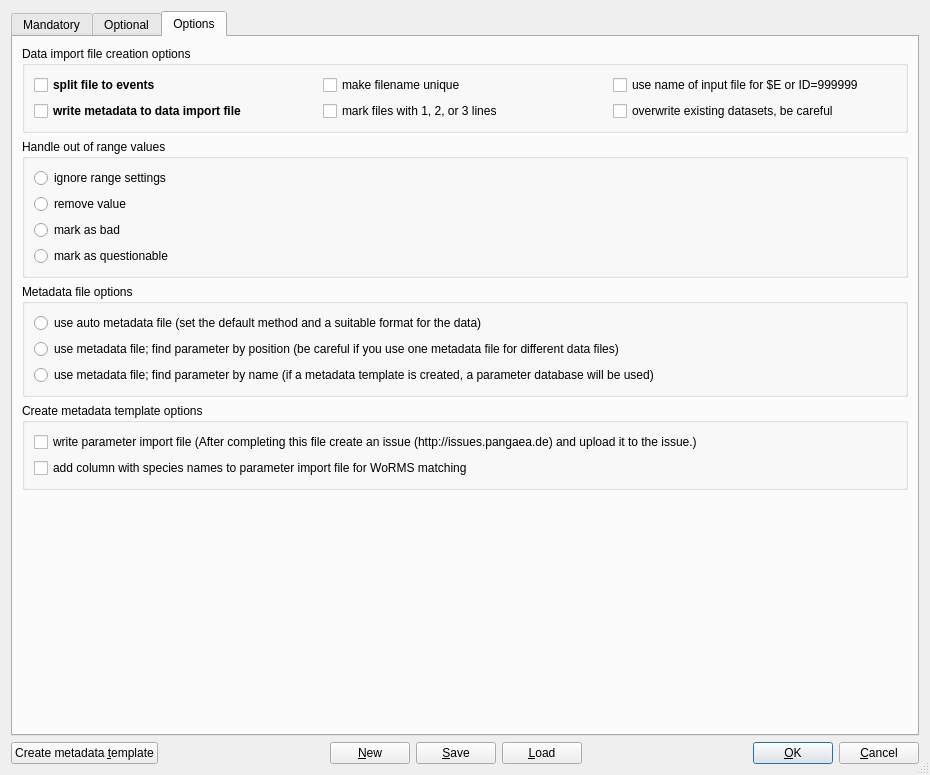
First picture: the form in trunk/Forms/Split2EventsDialog/split2eventsdialog.ui, repository pangaea-data-publisher/Split2Events, before the edit.
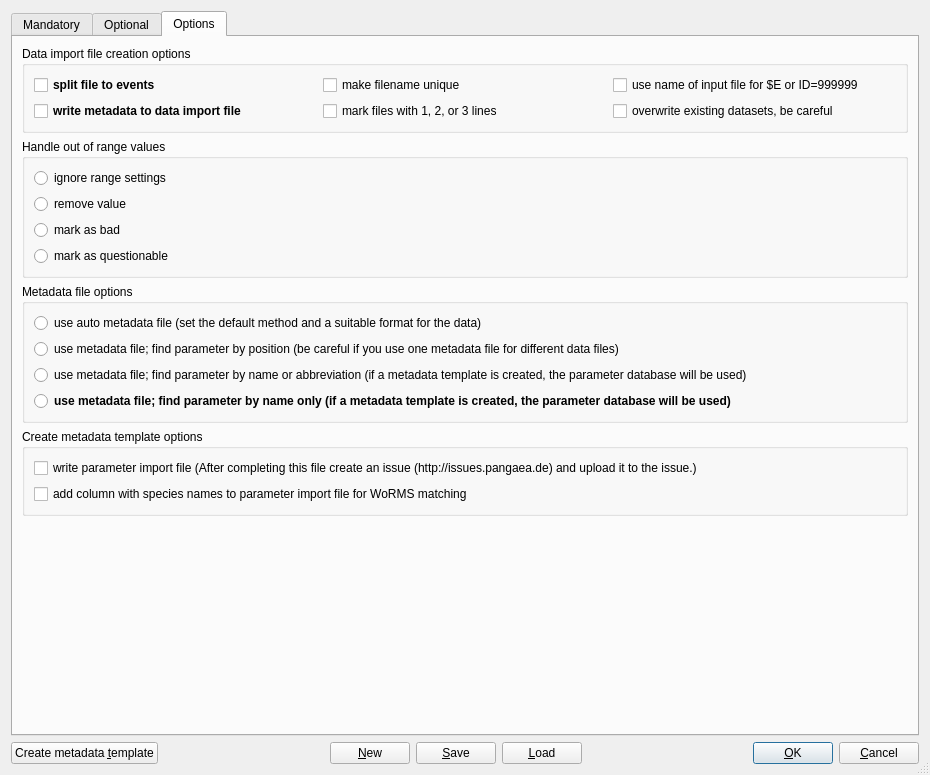
Second picture: the form after the edit. The open tabs and pages were chosen to show the change.

Commit message: Metadata Template Option Dialog - find by name only

What changed in the file:
```diff
--- a/trunk/Forms/Split2EventsDialog/split2eventsdialog.ui
+++ b/trunk/Forms/Split2EventsDialog/split2eventsdialog.ui
@@ -23,82 +23,7 @@
   <property name="sizeGripEnabled">
    <bool>true</bool>
   </property>
-  <layout class="QGridLayout" name="gridLayout_23">
-   <item row="1" column="0">
-    <layout class="QHBoxLayout">
-     <item>
-      <widget class="QPushButton" name="CreateMetadataTemplatePushButton">
-       <property name="text">
-        <string>Create metadata &amp;template</string>
-       </property>
-      </widget>
-     </item>
-     <item>
-      <spacer>
-       <property name="orientation">
-        <enum>Qt::Horizontal</enum>
-       </property>
-       <property name="sizeHint" stdset="0">
-        <size>
-         <width>40</width>
-         <height>20</height>
-        </size>
-       </property>
-      </spacer>
-     </item>
-     <item>
-      <widget class="QPushButton" name="NewProjectPushButton">
-       <property name="text">
-        <string>&amp;New</string>
-       </property>
-      </widget>
-     </item>
-     <item>
-      <widget class="QPushButton" name="SaveProjectPushButton">
-       <property name="text">
-        <string>&amp;Save</string>
-       </property>
-      </widget>
-     </item>
-     <item>
-      <widget class="QPushButton" name="LoadProjectPushButton">
-       <property name="text">
-        <string>&amp;Load</string>
-       </property>
-      </widget>
-     </item>
-     <item>
-      <spacer>
-       <property name="orientation">
-        <enum>Qt::Horizontal</enum>
-       </property>
-       <property name="sizeHint" stdset="0">
-        <size>
-         <width>40</width>
-         <height>20</height>
-        </size>
-       </property>
-      </spacer>
-     </item>
-     <item>
-      <widget class="QPushButton" name="OK_pushButton">
-       <property name="text">
-        <string>&amp;OK</string>
-       </property>
-       <property name="default">
-        <bool>true</bool>
-       </property>
-      </widget>
-     </item>
-     <item>
-      <widget class="QPushButton" name="Cancel_pushButton">
-       <property name="text">
-        <string>&amp;Cancel</string>
-       </property>
-      </widget>
-     </item>
-    </layout>
-   </item>
+  <layout class="QGridLayout" name="gridLayout_2">
    <item row="0" column="0">
     <widget class="QTabWidget" name="tabWidget">
      <property name="currentIndex">
@@ -539,8 +464,8 @@
              <string>&lt;!DOCTYPE HTML PUBLIC &quot;-//W3C//DTD HTML 4.0//EN&quot; &quot;http://www.w3.org/TR/REC-html40/strict.dtd&quot;&gt;
 &lt;html&gt;&lt;head&gt;&lt;meta name=&quot;qrichtext&quot; content=&quot;1&quot; /&gt;&lt;style type=&quot;text/css&quot;&gt;
 p, li { white-space: pre-wrap; }
-&lt;/style&gt;&lt;/head&gt;&lt;body style=&quot; font-family:'MS Shell Dlg 2'; font-size:8.25pt; font-weight:400; font-style:normal;&quot;&gt;
-&lt;p style=&quot;-qt-paragraph-type:empty; margin-top:0px; margin-bottom:0px; margin-left:0px; margin-right:0px; -qt-block-indent:0; text-indent:0px; font-family:'Lucida Grande'; font-size:13pt;&quot;&gt;&lt;br /&gt;&lt;/p&gt;&lt;/body&gt;&lt;/html&gt;</string>
+&lt;/style&gt;&lt;/head&gt;&lt;body style=&quot; font-family:'.SF NS Text'; font-size:13pt; font-weight:400; font-style:normal;&quot;&gt;
+&lt;p style=&quot;-qt-paragraph-type:empty; margin-top:0px; margin-bottom:0px; margin-left:0px; margin-right:0px; -qt-block-indent:0; text-indent:0px; font-family:'Lucida Grande';&quot;&gt;&lt;br /&gt;&lt;/p&gt;&lt;/body&gt;&lt;/html&gt;</string>
             </property>
            </widget>
           </item>
@@ -650,12 +575,12 @@
        <string>Options</string>
       </attribute>
       <layout class="QGridLayout" name="gridLayout_27">
-       <item row="0" column="0" colspan="2">
+       <item row="0" column="0">
         <widget class="QGroupBox" name="groupBox_15">
          <property name="title">
           <string>Data import file creation options</string>
          </property>
-         <layout class="QGridLayout" name="gridLayout_1">
+         <layout class="QGridLayout" name="gridLayout_28">
           <item row="0" column="0">
            <widget class="QCheckBox" name="splitFileCheckBox">
             <property name="font">
@@ -713,73 +638,7 @@
          </layout>
         </widget>
        </item>
-       <item row="4" column="0">
-        <spacer>
-         <property name="orientation">
-          <enum>Qt::Vertical</enum>
-         </property>
-         <property name="sizeHint" stdset="0">
-          <size>
-           <width>20</width>
-           <height>40</height>
-          </size>
-         </property>
-        </spacer>
-       </item>
-       <item row="2" column="0" colspan="2">
-        <widget class="QGroupBox" name="groupBox_16">
-         <property name="title">
-          <string>Metadata file options</string>
-         </property>
-         <layout class="QGridLayout" name="gridLayout_4">
-          <item row="0" column="0">
-           <widget class="QRadioButton" name="useAutoMetadataFileRadioButton">
-            <property name="text">
-             <string>use auto metadata file (set the default method and a suitable format for the data)</string>
-            </property>
-           </widget>
-          </item>
-          <item row="2" column="0">
-           <widget class="QRadioButton" name="findByNameRadioButton">
-            <property name="text">
-             <string>use metadata file; find parameter by name (if a metadata template is created, a parameter database will be used)</string>
-            </property>
-           </widget>
-          </item>
-          <item row="1" column="0">
-           <widget class="QRadioButton" name="findByPosisitionRadioButton">
-            <property name="text">
-             <string>use metadata file; find parameter by position (be careful if you use one metadata file for different data files)</string>
-            </property>
-           </widget>
-          </item>
-         </layout>
-        </widget>
-       </item>
-       <item row="3" column="0" colspan="2">
-        <widget class="QGroupBox" name="groupBox_17">
-         <property name="title">
-          <string>Create metadata template options</string>
-         </property>
-         <layout class="QGridLayout" name="gridLayout_2">
-          <item row="0" column="0">
-           <widget class="QCheckBox" name="writeParameterImportFileCheckBox">
-            <property name="text">
-             <string>write parameter import file (After completing this file create an issue (http://issues.pangaea.de) and upload it to the issue.)</string>
-            </property>
-           </widget>
-          </item>
-          <item row="1" column="0">
-           <widget class="QCheckBox" name="addSpeciesNamesCheckBox">
-            <property name="text">
-             <string>add column with species names to parameter import file for WoRMS matching</string>
-            </property>
-           </widget>
-          </item>
-         </layout>
-        </widget>
-       </item>
-       <item row="1" column="0" colspan="2">
+       <item row="1" column="0">
         <widget class="QGroupBox" name="groupBox_6">
          <property name="title">
           <string>Handle out of range values</string>
@@ -816,10 +675,164 @@
          </layout>
         </widget>
        </item>
+       <item row="2" column="0">
+        <widget class="QGroupBox" name="groupBox_16">
+         <property name="title">
+          <string>Metadata file options</string>
+         </property>
+         <layout class="QGridLayout" name="gridLayout_4">
+          <item row="1" column="0">
+           <widget class="QRadioButton" name="findByPositionRadioButton">
+            <property name="text">
+             <string>use metadata file; find parameter by position (be careful if you use one metadata file for different data files)</string>
+            </property>
+           </widget>
+          </item>
+          <item row="0" column="0">
+           <widget class="QRadioButton" name="useAutoMetadataFileRadioButton">
+            <property name="text">
+             <string>use auto metadata file (set the default method and a suitable format for the data)</string>
+            </property>
+           </widget>
+          </item>
+          <item row="3" column="0">
+           <widget class="QRadioButton" name="findByNameOnlyRadioButton">
+            <property name="font">
+             <font>
+              <weight>75</weight>
+              <bold>true</bold>
+             </font>
+            </property>
+            <property name="text">
+             <string>use metadata file; find parameter by name only (if a metadata template is created, the parameter database will be used)</string>
+            </property>
+           </widget>
+          </item>
+          <item row="2" column="0">
+           <widget class="QRadioButton" name="findByNameOrAbbreviationRadioButton">
+            <property name="text">
+             <string>use metadata file; find parameter by name or abbreviation (if a metadata template is created, the parameter database will be used)</string>
+            </property>
+           </widget>
+          </item>
+         </layout>
+        </widget>
+       </item>
+       <item row="3" column="0">
+        <widget class="QGroupBox" name="groupBox_17">
+         <property name="title">
+          <string>Create metadata template options</string>
+         </property>
+         <layout class="QGridLayout" name="gridLayout_23">
+          <item row="1" column="0">
+           <widget class="QCheckBox" name="addSpeciesNamesCheckBox">
+            <property name="text">
+             <string>add column with species names to parameter import file for WoRMS matching</string>
+            </property>
+           </widget>
+          </item>
+          <item row="0" column="0">
+           <widget class="QCheckBox" name="writeParameterImportFileCheckBox">
+            <property name="text">
+             <string>write parameter import file (After completing this file create an issue (http://issues.pangaea.de) and upload it to the issue.)</string>
+            </property>
+           </widget>
+          </item>
+         </layout>
+        </widget>
+       </item>
+       <item row="4" column="0">
+        <spacer name="VerticalSpacer">
+         <property name="orientation">
+          <enum>Qt::Vertical</enum>
+         </property>
+         <property name="sizeHint" stdset="0">
+          <size>
+           <width>17</width>
+           <height>240</height>
+          </size>
+         </property>
+        </spacer>
+       </item>
       </layout>
      </widget>
     </widget>
    </item>
+   <item row="1" column="0">
+    <layout class="QHBoxLayout">
+     <item>
+      <widget class="QPushButton" name="CreateMetadataTemplatePushButton">
+       <property name="text">
+        <string>Create metadata &amp;template</string>
+       </property>
+      </widget>
+     </item>
+     <item>
+      <spacer>
+       <property name="orientation">
+        <enum>Qt::Horizontal</enum>
+       </property>
+       <property name="sizeHint" stdset="0">
+        <size>
+         <width>40</width>
+         <height>20</height>
+        </size>
+       </property>
+      </spacer>
+     </item>
+     <item>
+      <widget class="QPushButton" name="NewProjectPushButton">
+       <property name="text">
+        <string>&amp;New</string>
+       </property>
+      </widget>
+     </item>
+     <item>
+      <widget class="QPushButton" name="SaveProjectPushButton">
+       <property name="text">
+        <string>&amp;Save</string>
+       </property>
+      </widget>
+     </item>
+     <item>
+      <widget class="QPushButton" name="LoadProjectPushButton">
+       <property name="text">
+        <string>&amp;Load</string>
+       </property>
+      </widget>
+     </item>
+     <item>
+      <spacer>
+       <property name="orientation">
+        <enum>Qt::Horizontal</enum>
+       </property>
+       <property name="sizeHint" stdset="0">
+        <size>
+         <width>40</width>
+         <height>20</height>
+        </size>
+       </property>
+      </spacer>
+     </item>
+     <item>
+      <widget class="QPushButton" name="OK_pushButton">
+       <property name="text">
+        <string>&amp;OK</string>
+       </property>
+       <property name="default">
+        <bool>true</bool>
+       </property>
+      </widget>
+     </item>
+     <item>
+      <widget class="QPushButton" name="Cancel_pushButton">
+       <property name="text">
+        <string>&amp;Cancel</string>
+       </property>
+      </widget>
+     </item>
+    </layout>
+   </item>
   </layout>
  </widget>
  <tabstops>
```
Left out of the diff: 13 changed lines with no effect on the pictures. The commit also changes 6 other files.
